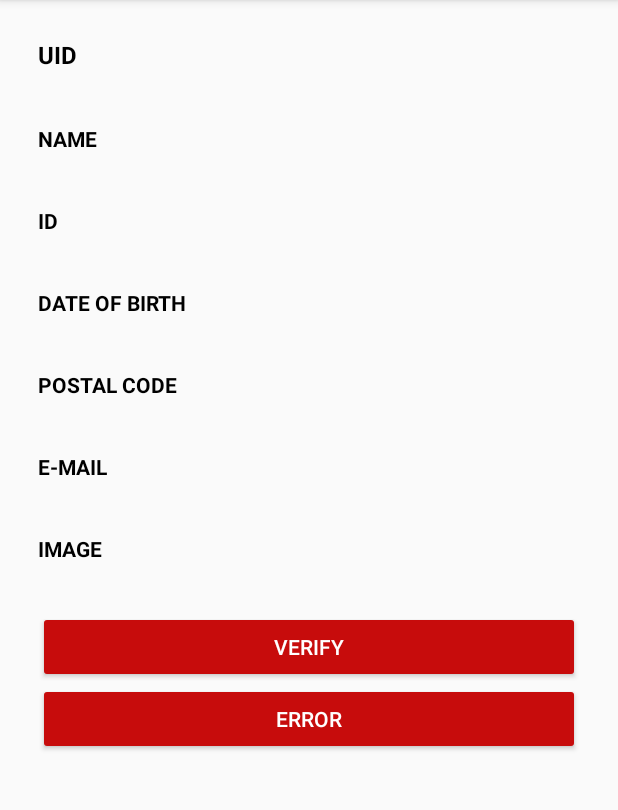
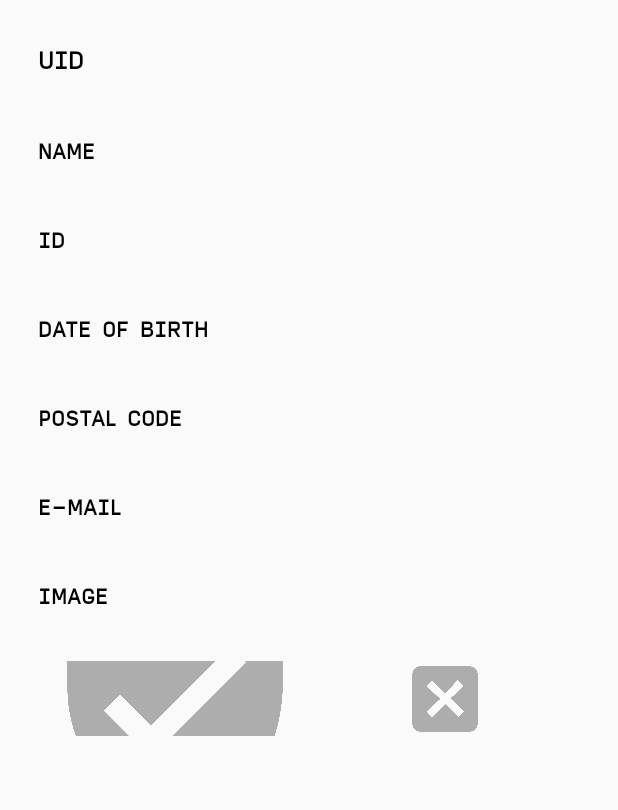
Before and after one commit to tgsy/kyc-admin-app, an Android app: the VerifyActivity screen opened directly, with no data from a screen before it, on a phone screen of 412 x 824 dp, the part 84-894 px from its top. Run offline under Robolectric (Android 15) with nearby library versions, the phone set to English and light mode, and no system bars; our stand-ins replace Firebase (no records; nobody signed in at launch, a user with empty details on screens opened directly); libraries missing offline, so code that uses them is left out: com.github.chrisbanes.photoview; plain views replace PhotoView; 9 statements that could not run were skipped.

Commit message:
change tab name, added font files, added icons for buttons

```diff
--- a/app/src/main/AndroidManifest.xml
+++ b/app/src/main/AndroidManifest.xml
@@ -20,6 +20,8 @@
         android:roundIcon="@mipmap/ic_launcher_round"
         android:screenOrientation="portrait"
         android:supportsRtl="true"
+        android:largeHeap="true"
+        android:hardwareAccelerated="false"
         android:theme="@style/AppTheme">
         <activity
             android:name=".MainActivity"
--- a/app/src/main/res/layout/activity_logged_in.xml
+++ b/app/src/main/res/layout/activity_logged_in.xml
@@ -47,7 +47,7 @@
                 android:id="@+id/tabItem2"
                 android:layout_width="wrap_content"
                 android:layout_height="wrap_content"
-                android:text="@string/tab_token" />
+                android:text="@string/tab_update" />
 
             <android.support.design.widget.TabItem
                 android:id="@+id/tabItem3"
--- a/app/src/main/res/layout/activity_verify.xml
+++ b/app/src/main/res/layout/activity_verify.xml
@@ -19,6 +19,7 @@
         android:textSize="16sp"
         android:textColor="@color/black"
         android:textAllCaps="true"
+        android:fontFamily="@font/input_regular"
         android:textStyle="bold"/>
 
 
@@ -35,6 +36,7 @@
         android:layout_height="wrap_content"
         android:textColor="@color/black"
         android:textAllCaps="true"
+        android:fontFamily="@font/input_regular"
         android:textStyle="bold"/>
 
     <TextView
@@ -50,6 +52,7 @@
         android:layout_height="wrap_content"
         android:textColor="@color/black"
         android:textAllCaps="true"
+        android:fontFamily="@font/input_regular"
         android:textStyle="bold"/>
 
     <TextView
@@ -64,6 +67,7 @@
         android:layout_width="match_parent"
         android:layout_height="wrap_content"
         android:textColor="@color/black"
+        android:fontFamily="@font/input_regular"
         android:textAllCaps="true"
         android:textStyle="bold"/>
 
@@ -78,6 +82,7 @@
         android:text="@string/postal_code"
         android:layout_width="match_parent"
         android:layout_height="wrap_content"
+        android:fontFamily="@font/input_regular"
         android:textColor="@color/black"
         android:textAllCaps="true"
         android:textStyle="bold"/>
@@ -96,13 +101,14 @@
         android:layout_height="wrap_content"
         android:textColor="@color/black"
         android:textAllCaps="true"
+        android:fontFamily="@font/input_regular"
         android:textStyle="bold"/>
 
     <TextView
         android:id="@+id/verifyActivity_email"
         android:textIsSelectable="true"
         android:autoLink="email"
-        android:text="@string/postal_code"
+        android:text="@string/email"
         android:layout_width="match_parent"
         android:layout_height="wrap_content"
         android:layout_marginBottom="@dimen/activity_vertical_margin"/>
@@ -111,6 +117,7 @@
         android:text="@string/image"
         android:layout_width="match_parent"
         android:layout_height="wrap_content"
+        android:fontFamily="@font/input_regular"
         android:textColor="@color/black"
         android:textAllCaps="true"
         android:textStyle="bold"
@@ -125,23 +132,38 @@
             android:adjustViewBounds="true"
             android:layout_marginBottom="@dimen/activity_vertical_margin"/>
 
-    <Button
-        android:id="@+id/verifyActivity_verify"
-        android:layout_width="match_parent"
-        android:layout_gravity="center"
-        android:layout_height="wrap_content"
-        android:text="@string/verify"
-        android:theme="@style/ThemeOverlay.MyDarkButton"
-        android:onClick="onClick"/>
 
-    <Button
-        android:id="@+id/verifyActivity_error"
-        android:layout_width="match_parent"
-        android:layout_gravity="center"
-        android:layout_height="wrap_content"
-        android:text="@string/error"
-        android:theme="@style/ThemeOverlay.MyDarkButton"
-        android:onClick="onClick"/>
+        <LinearLayout
+            android:layout_width="match_parent"
+            android:layout_height="wrap_content"
+            android:orientation="horizontal">
 
+            <ImageView
+                android:id="@+id/verifyActivity_verify"
+                android:layout_width="50dp"
+                android:layout_height="50dp"
+                android:layout_alignParentTop="true"
+                android:layout_centerHorizontal="true"
+                android:layout_gravity="center"
+                android:layout_weight="1"
+                android:adjustViewBounds="true"
+                android:cropToPadding="true"
+                android:onClick="onClick"
+                android:scaleType="centerCrop"
+                android:src="@drawable/verifyicon"
+                android:text="@string/verify" />
+
+            <ImageView
+                android:id="@+id/verifyActivity_error"
+                android:layout_width="50dp"
+                android:layout_height="50dp"
+                android:layout_alignParentTop="true"
+                android:layout_centerHorizontal="true"
+                android:layout_gravity="center"
+                android:layout_weight="1"
+                android:onClick="onClick"
+                android:src="@drawable/failicon"
+                android:text="@string/error" />
+        </LinearLayout>
     </LinearLayout>
 </ScrollView>
--- a/app/src/main/res/values/strings.xml
+++ b/app/src/main/res/values/strings.xml
@@ -20,7 +20,7 @@
 
     <string name="title_activity_logged_in">Main Page</string>
     <string name="tab_verify">Pending Verification</string>
-    <string name="tab_token">Generate Token</string>
+    <string name="tab_update">Awaiting Update</string>
     <string name="tab_all">All Users</string>
 
     <string name="app_label">blocktrace administration</string>
```
Also changed, not shown: app/src/main/res/drawable-v24/failicon.png (added), app/src/main/res/drawable/nfc.gif, app/src/main/res/font/input_bold.TTF (added), app/src/main/res/font/input_regular.TTF (added).
